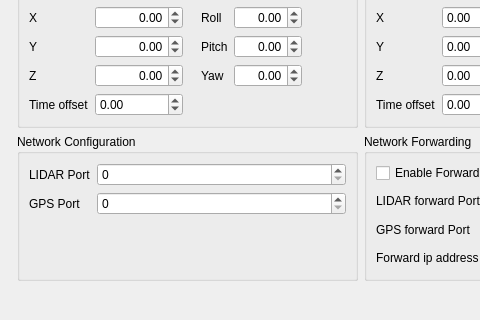
Kitware/VeloView, file VelodyneHDL/Ui/vvCalibrationDialog.ui: the form before one commit; both pictures show x 0 to 480 and y 206 to 526 of the 716 by 526 pixel window.
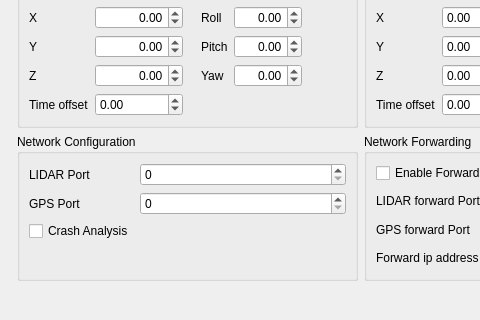
The form after the commit. Icons and pictures are not drawn.

Commit message: Improvement of the crash analysing process

The edit to the form file:
```diff
--- a/VelodyneHDL/Ui/vvCalibrationDialog.ui
+++ b/VelodyneHDL/Ui/vvCalibrationDialog.ui
@@ -7,7 +7,7 @@
     <x>0</x>
     <y>0</y>
     <width>716</width>
-    <height>506</height>
+    <height>523</height>
    </rect>
   </property>
   <property name="windowTitle">
@@ -393,6 +393,16 @@
         </property>
        </widget>
       </item>
+      <item row="2" column="0">
+       <widget class="QCheckBox" name="CrashAnalysisCheckBox">
+        <property name="enabled">
+         <bool>true</bool>
+        </property>
+        <property name="text">
+         <string>Crash Analysis</string>
+        </property>
+       </widget>
+      </item>
      </layout>
     </widget>
    </item>
```
The commit also changes 14 other files.
